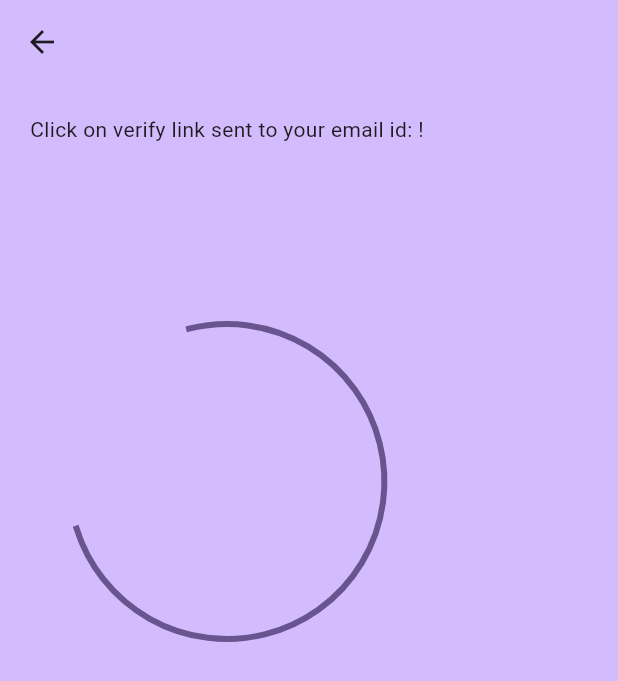
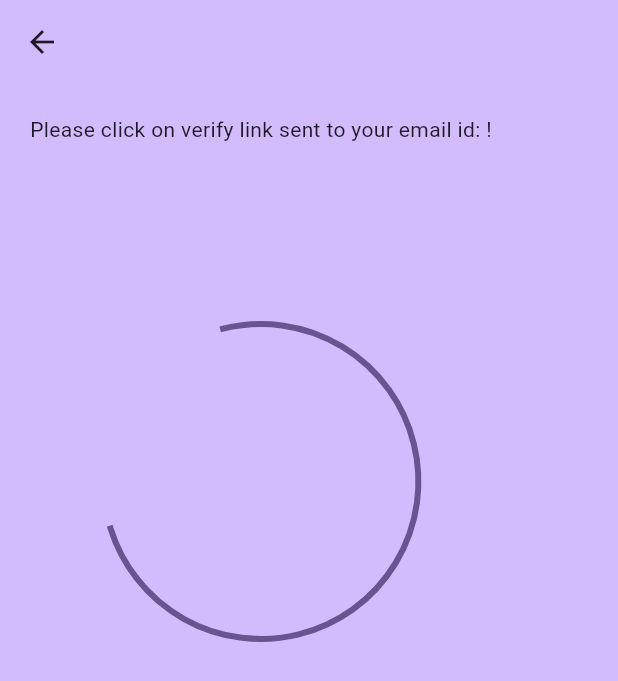
Before and after one commit to charankotturi/TheDailyLingo, a Flutter app: the VerificationPage screen opened directly with empty values, on a phone screen of 412 x 824 dp. Shown: the top 681 px of the screen. Run offline on Flutter 3.47's test engine with Material 3 defaults, Android fonts, the phone set to English and light mode, and no system bars; missing offline and left inert: chucker_flutter.

Commit message:
update verify link text message.

```diff
--- a/lib/verification_page.dart
+++ b/lib/verification_page.dart
@@ -17,7 +17,7 @@ class VerificationPage extends StatelessWidget {
         child: Column(
           children: [
             Text(
-                "Click on verify link sent to your email id: $emailId!"),
+                "Please click on verify link sent to your email id: $emailId!"),
             const SizedBox(height: 100,),
             const SizedBox(
               width: 250,
```
